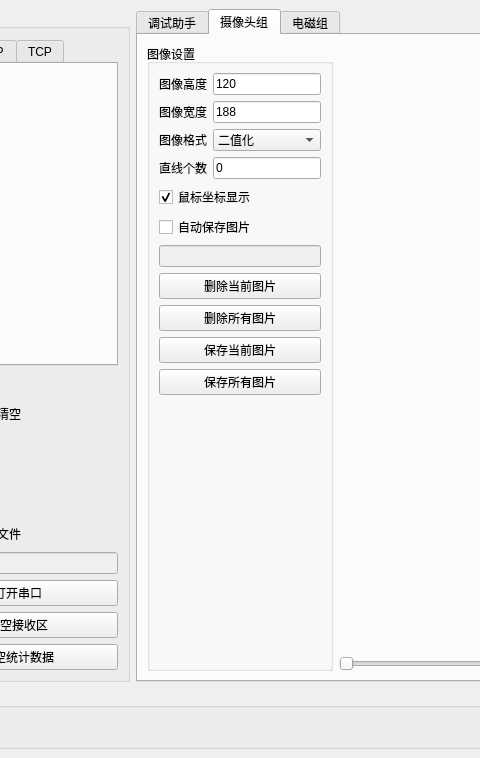
Qt form form/main_window.ui (half-nothing/UpperComputer) before a commit; both pictures show x 103 to 583 and y 0 to 758 of the 1265 by 758 pixel window.
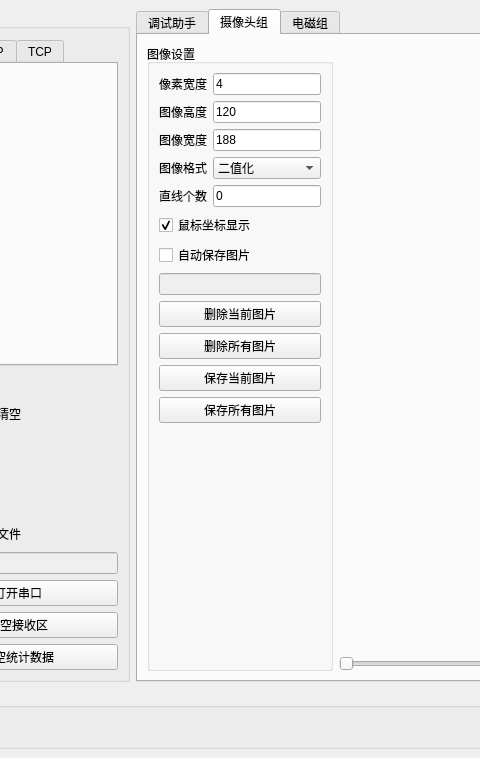
The same form after that commit. Custom widgets are drawn as their Qt base class.

What changed in the file:
```diff
--- a/form/main_window.ui
+++ b/form/main_window.ui
@@ -321,21 +321,70 @@
            <string>图像设置</string>
           </property>
           <layout class="QGridLayout" name="gridLayout_9">
-           <item row="2" column="1">
-            <widget class="QLineEdit" name="image_width_edit">
+           <item row="9" column="0" colspan="2">
+            <widget class="QCheckBox" name="auto_save_file_check_box">
              <property name="text">
-              <string>188</string>
+              <string>自动保存图片</string>
              </property>
             </widget>
            </item>
-           <item row="2" column="0">
+           <item row="7" column="1">
+            <widget class="QLineEdit" name="line_number_edit">
+             <property name="text">
+              <string>0</string>
+             </property>
+            </widget>
+           </item>
+           <item row="10" column="0" colspan="2">
+            <widget class="QLineEdit" name="image_save_path_edit">
+             <property name="enabled">
+              <bool>false</bool>
+             </property>
+            </widget>
+           </item>
+           <item row="14" column="0" colspan="2">
+            <widget class="QPushButton" name="save_cur_image_button">
+             <property name="text">
+              <string>保存当前图片</string>
+             </property>
+            </widget>
+           </item>
+           <item row="11" column="0" colspan="2">
+            <widget class="QPushButton" name="delete_cur_image_button">
+             <property name="text">
+              <string>删除当前图片</string>
+             </property>
+            </widget>
+           </item>
+           <item row="0" column="0">
+            <widget class="QLabel" name="pix_per_point_label">
+             <property name="text">
+              <string>像素宽度</string>
+             </property>
+            </widget>
+           </item>
+           <item row="1" column="1">
+            <widget class="QLineEdit" name="image_height_edit">
+             <property name="text">
+              <string>120</string>
+             </property>
+            </widget>
+           </item>
+           <item row="12" column="0" colspan="2">
+            <widget class="QPushButton" name="delete_all_image_button">
+             <property name="text">
+              <string>删除所有图片</string>
+             </property>
+            </widget>
+           </item>
+           <item row="3" column="0">
             <widget class="QLabel" name="image_width_label">
              <property name="text">
               <string>图像宽度</string>
              </property>
             </widget>
            </item>
-           <item row="7" column="0" colspan="2">
+           <item row="8" column="0" colspan="2">
             <widget class="QCheckBox" name="show_mouse_pos_check_box">
              <property name="text">
               <string>鼠标坐标显示</string>
@@ -345,35 +394,21 @@
              </property>
             </widget>
            </item>
-           <item row="13" column="0" colspan="2">
-            <widget class="QPushButton" name="save_cur_image_button">
+           <item row="3" column="1">
+            <widget class="QLineEdit" name="image_width_edit">
              <property name="text">
-              <string>保存当前图片</string>
+              <string>188</string>
              </property>
             </widget>
            </item>
-           <item row="0" column="0">
-            <widget class="QLabel" name="image_height_label">
-             <property name="text">
-              <string>图像高度</string>
-             </property>
-            </widget>
-           </item>
-           <item row="11" column="0" colspan="2">
-            <widget class="QPushButton" name="delete_all_image_button">
-             <property name="text">
-              <string>删除所有图片</string>
-             </property>
-            </widget>
-           </item>
-           <item row="14" column="0" colspan="2">
+           <item row="15" column="0" colspan="2">
             <widget class="QPushButton" name="save_all_image_button">
              <property name="text">
               <string>保存所有图片</string>
              </property>
             </widget>
            </item>
-           <item row="3" column="1">
+           <item row="4" column="1">
             <widget class="QComboBox" name="image_type_combo_box">
              <item>
               <property name="text">
@@ -392,49 +427,14 @@
              </item>
             </widget>
            </item>
-           <item row="10" column="0" colspan="2">
-            <widget class="QPushButton" name="delete_cur_image_button">
-             <property name="text">
-              <string>删除当前图片</string>
-             </property>
-            </widget>
-           </item>
-           <item row="8" column="0" colspan="2">
-            <widget class="QCheckBox" name="auto_save_file_check_box">
-             <property name="text">
-              <string>自动保存图片</string>
-             </property>
-            </widget>
-           </item>
-           <item row="6" column="1">
-            <widget class="QLineEdit" name="line_number_edit">
-             <property name="text">
-              <string>0</string>
-             </property>
-            </widget>
-           </item>
-           <item row="9" column="0" colspan="2">
-            <widget class="QLineEdit" name="image_save_path_edit">
-             <property name="enabled">
-              <bool>false</bool>
-             </property>
-            </widget>
-           </item>
            <item row="0" column="1">
-            <widget class="QLineEdit" name="image_height_edit">
+            <widget class="QLineEdit" name="pix_per_point_edit">
              <property name="text">
-              <string>120</string>
+              <string>4</string>
              </property>
             </widget>
            </item>
-           <item row="6" column="0">
-            <widget class="QLabel" name="line_number_label">
-             <property name="text">
-              <string>直线个数</string>
-             </property>
-            </widget>
-           </item>
-           <item row="15" column="0" colspan="2">
+           <item row="16" column="0" colspan="2">
             <spacer name="verticalSpacer">
              <property name="orientation">
               <enum>Qt::Vertical</enum>
@@ -447,13 +447,27 @@
              </property>
             </spacer>
            </item>
-           <item row="3" column="0">
+           <item row="4" column="0">
             <widget class="QLabel" name="image_type_label">
              <property name="text">
               <string>图像格式</string>
              </property>
             </widget>
            </item>
+           <item row="1" column="0">
+            <widget class="QLabel" name="image_height_label">
+             <property name="text">
+              <string>图像高度</string>
+             </property>
+            </widget>
+           </item>
+           <item row="7" column="0">
+            <widget class="QLabel" name="line_number_label">
+             <property name="text">
+              <string>直线个数</string>
+             </property>
+            </widget>
+           </item>
           </layout>
          </widget>
         </item>
```
Left out of the diff: 37 changed lines with no effect on the pictures.
